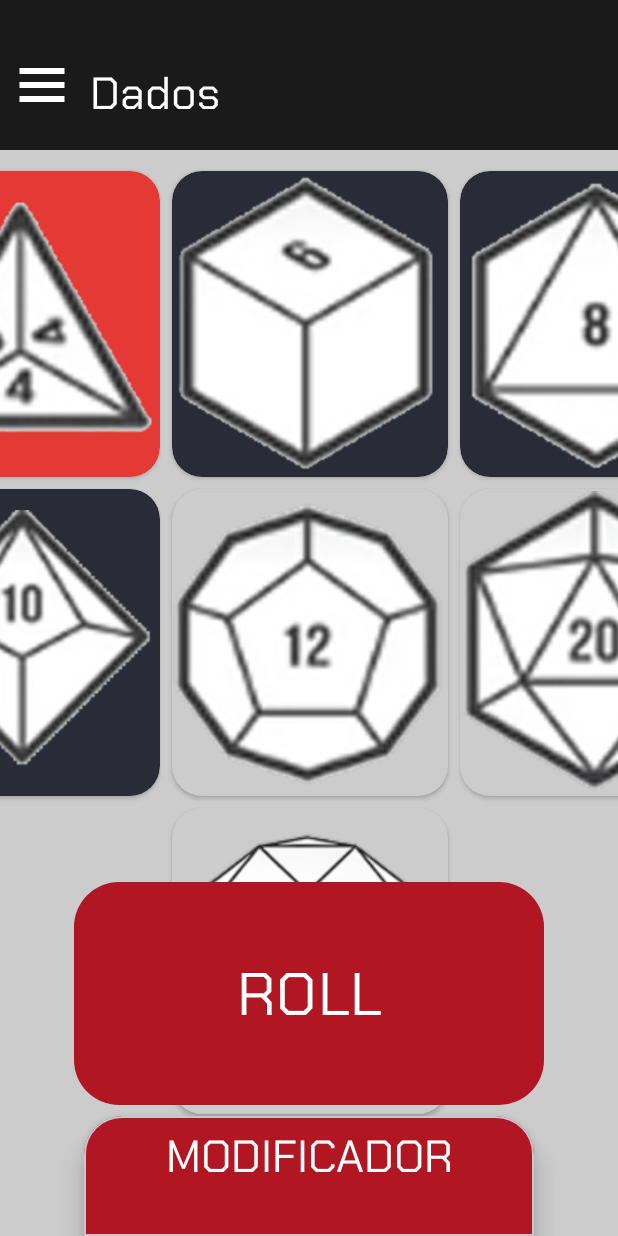
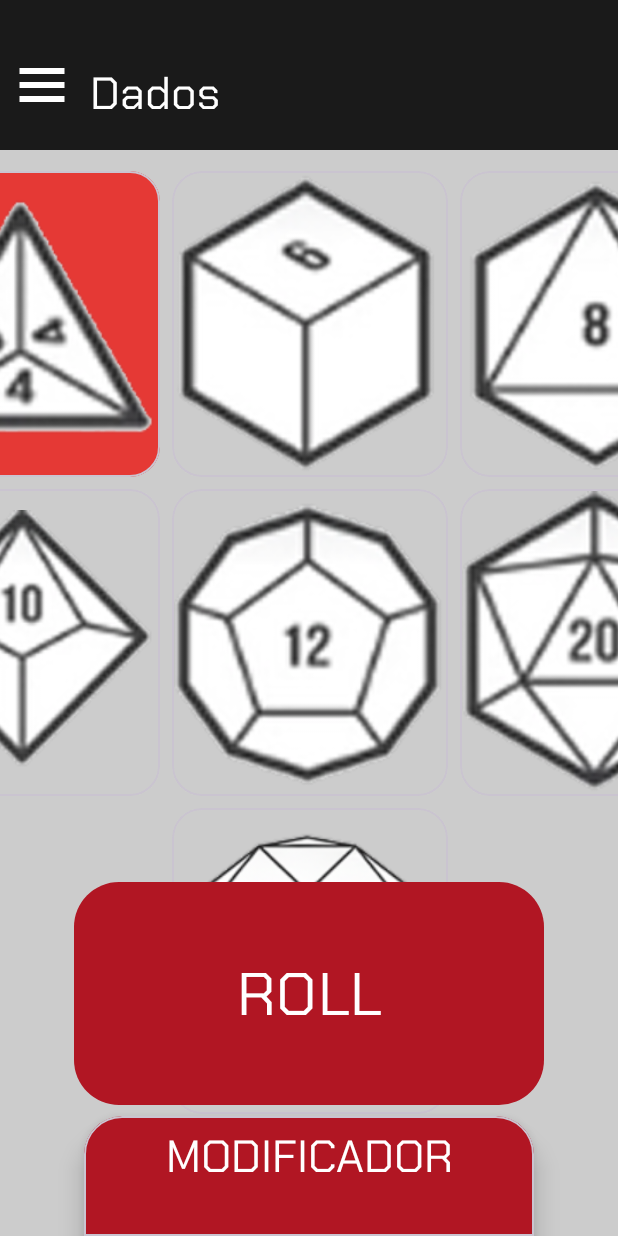
Before and after one commit to a24julianlt/Master-Roller-Dice, an Android app: the InicioFragment screen opened directly, with no data from a screen before it, after a tap on an icon or button, on a phone screen of 412 x 824 dp. Run offline under Robolectric (Android 15) with nearby library versions, the phone set to English and light mode, and no system bars; our stand-ins replace navigation-ui.

Commit message:
seleccion de dados y modificador adaptado a los 2 modos

```diff
--- a/app/src/main/java/com/example/masterrollerdice/InicioFragment.kt
+++ b/app/src/main/java/com/example/masterrollerdice/InicioFragment.kt
@@ -14,31 +14,31 @@ import androidx.core.content.ContextCompat
 import androidx.fragment.app.Fragment
 import androidx.fragment.app.viewModels
 import com.example.masterrollerdice.databinding.FragmentInicioBinding
+import com.google.android.material.card.MaterialCardView
+import com.google.android.material.color.MaterialColors
 
 class InicioFragment : Fragment() {
     private var _binding: FragmentInicioBinding? = null
-    private val binding: FragmentInicioBinding
-        get() = _binding!!
+    private val binding get() = _binding!!
 
-    val model: DadosViewModel by viewModels()
+    private val model: DadosViewModel by viewModels()
 
     override fun onCreateView(
         inflater: LayoutInflater, container: ViewGroup?,
         savedInstanceState: Bundle?
-    ): View? {
+    ): View {
         _binding = FragmentInicioBinding.inflate(inflater, container, false)
-        val view = binding.root
-        // Inflate the layout for this fragment
-        return view
+        return binding.root
     }
 
     override fun onViewCreated(view: View, savedInstanceState: Bundle?) {
         super.onViewCreated(view, savedInstanceState)
 
-        val colorFondo = ContextCompat.getColor(requireContext(), R.color.fondoOscuro)
+
+        val colorFondo =
+            MaterialColors.getColor(requireView(), androidx.appcompat.R.attr.background)
         val colorSeleccion = ContextCompat.getColor(requireContext(), R.color.rojoSecundario)
 
-        // Mapear cada CardView con su número de caras
         val dadosMap = mapOf(
             binding.cardD4 to 4,
             binding.cardD6 to 6,
@@ -49,19 +49,27 @@ class InicioFragment : Fragment() {
             binding.cardD100 to 100
         )
 
-        // Asignar un listener a todos los CardViews
         dadosMap.forEach { (card, caras) ->
+            val materialCard = card as MaterialCardView
+            // Fondo inicial según tema
+            materialCard.backgroundTintList = ColorStateList.valueOf(colorFondo)
+
             card.setOnClickListener {
                 val dado = Dado(caras)
                 if (model.listaDados.contains(dado)) {
                     model.listaDados.remove(dado)
-                    card.backgroundTintList = ColorStateList.valueOf(colorFondo)
+                    materialCard.backgroundTintList =
+                        ColorStateList.valueOf(colorFondo) // vuelve al color del tema
                 } else {
                     model.listaDados.add(dado)
-                    card.backgroundTintList = ColorStateList.valueOf(colorSeleccion)
+                    materialCard.backgroundTintList =
+                        ColorStateList.valueOf(colorSeleccion) // rojo al seleccionar
                 }
             }
         }
+
+
+
 
         binding.btnRoll.setOnClickListener {
             model.roll(model.modificador.value)
@@ -83,35 +91,19 @@ class InicioFragment : Fragment() {
             model.modificador.value = model.modificador.value?.plus(1)
         }
 
-
-        // Bloque modificador
+        // Bloque modificador expandible
         var expanded = false
-
         binding.cardExpandable.setOnClickListener {
             expanded = !expanded
-
             if (expanded) {
-                // Mostrar contenido interior
                 binding.layoutModificador.visibility = View.VISIBLE
-
-                animateHeight(
-                    binding.cardExpandable,
-                    binding.cardExpandable.height,
-                    175.dpToPx()
-                )
+                animateHeight(binding.cardExpandable, binding.cardExpandable.height, 175.dpToPx())
             } else {
-                animateHeight(
-                    binding.cardExpandable,
-                    binding.cardExpandable.height,
-                    80.dpToPx()
-                ) {
-                    // Ocultamos el contenido solo cuando termina la animación
+                animateHeight(binding.cardExpandable, binding.cardExpandable.height, 80.dpToPx()) {
                     binding.layoutModificador.visibility = View.GONE
                 }
             }
         }
-
-
     }
 
     private fun animateHeight(view: View, start: Int, end: Int, endAction: (() -> Unit)? = null) {
@@ -122,18 +114,14 @@ class InicioFragment : Fragment() {
             view.requestLayout()
         }
         animator.duration = 300
-        animator.doOnEnd {
-            endAction?.invoke()
-        }
+        animator.doOnEnd { endAction?.invoke() }
         animator.start()
     }
 
     fun Int.dpToPx() = (this * Resources.getSystem().displayMetrics.density).toInt()
 
-
     override fun onDestroyView() {
         super.onDestroyView()
         _binding = null
     }
-
 }
--- a/app/src/main/res/drawable/add.xml
+++ b/app/src/main/res/drawable/add.xml
@@ -1,5 +1,5 @@
 <vector xmlns:android="http://schemas.android.com/apk/res/android" android:height="24dp" android:tint="#000000" android:viewportHeight="24" android:viewportWidth="24" android:width="24dp">
 
-    <path android:fillColor="@android:color/white" android:pathData="M18,13h-5v5c0,0.55 -0.45,1 -1,1s-1,-0.45 -1,-1v-5H6c-0.55,0 -1,-0.45 -1,-1s0.45,-1 1,-1h5V6c0,-0.55 0.45,-1 1,-1s1,0.45 1,1v5h5c0.55,0 1,0.45 1,1s-0.45,1 -1,1z"/>
+    <path android:fillColor="@android:color/black" android:pathData="M18,13h-5v5c0,0.55 -0.45,1 -1,1s-1,-0.45 -1,-1v-5H6c-0.55,0 -1,-0.45 -1,-1s0.45,-1 1,-1h5V6c0,-0.55 0.45,-1 1,-1s1,0.45 1,1v5h5c0.55,0 1,0.45 1,1s-0.45,1 -1,1z"/>
 
 </vector>
--- a/app/src/main/res/drawable/bg_txtview_modificador.xml
+++ b/app/src/main/res/drawable/bg_txtview_modificador.xml
@@ -3,7 +3,7 @@
     android:shape="rectangle">
 
     <!-- Color de fondo -->
-    <solid android:color="@color/detalles_ModoOscuro"/>
+    <solid android:color="?attr/buttonStyle"/>
 
     <!-- Bordes redondeados -->
     <corners android:radius="20dp" />
--- a/app/src/main/res/drawable/minus.xml
+++ b/app/src/main/res/drawable/minus.xml
@@ -1,5 +1,5 @@
 <vector xmlns:android="http://schemas.android.com/apk/res/android" android:height="24dp" android:tint="#000000" android:viewportHeight="960" android:viewportWidth="960" android:width="24dp">
 
-    <path android:fillColor="@android:color/white" android:pathData="M280,520Q263,520 251.5,508.5Q240,497 240,480Q240,463 251.5,451.5Q263,440 280,440L680,440Q697,440 708.5,451.5Q720,463 720,480Q720,497 708.5,508.5Q697,520 680,520L280,520Z"/>
+    <path android:fillColor="@android:color/black" android:pathData="M280,520Q263,520 251.5,508.5Q240,497 240,480Q240,463 251.5,451.5Q263,440 280,440L680,440Q697,440 708.5,451.5Q720,463 720,480Q720,497 708.5,508.5Q697,520 680,520L280,520Z"/>
 
 </vector>
--- a/app/src/main/res/layout/fragment_inicio.xml
+++ b/app/src/main/res/layout/fragment_inicio.xml
@@ -23,71 +23,71 @@
         app:layout_constraintTop_toTopOf="parent">
 
         <!-- D4 -->
-        <androidx.cardview.widget.CardView
+        <com.google.android.material.card.MaterialCardView
             android:id="@+id/cardD4"
             android:layout_width="0dp"
             android:layout_height="0dp"
             android:layout_rowWeight="1"
             android:layout_columnWeight="1"
-            android:backgroundTint="@color/fondoOscuro"
+            android:backgroundTint="?attr/background"
             app:cardCornerRadius="20dp">
 
             <ImageView
                 android:layout_width="match_parent"
                 android:layout_height="match_parent"
                 android:src="@drawable/d4_sin_fondo" />
-        </androidx.cardview.widget.CardView>
+        </com.google.android.material.card.MaterialCardView>
 
         <!-- D6 -->
-        <androidx.cardview.widget.CardView
+        <com.google.android.material.card.MaterialCardView
             android:id="@+id/cardD6"
             android:layout_width="0dp"
             android:layout_height="0dp"
             android:layout_rowWeight="1"
             android:layout_columnWeight="1"
-            android:backgroundTint="@color/fondoOscuro"
+            android:backgroundTint="?attr/background"
             app:cardCornerRadius="20dp">
 
             <ImageView
                 android:layout_width="match_parent"
                 android:layout_height="match_parent"
                 android:src="@drawable/d6_sin_fondo" />
-        </androidx.cardview.widget.CardView>
+        </com.google.android.material.card.MaterialCardView>
 
         <!-- D8 -->
-        <androidx.cardview.widget.CardView
+        <com.google.android.material.card.MaterialCardView
             android:id="@+id/cardD8"
             android:layout_width="0dp"
             android:layout_height="0dp"
             android:layout_rowWeight="1"
             android:layout_columnWeight="1"
-            android:backgroundTint="@color/fondoOscuro"
+            android:backgroundTint="?attr/background"
             app:cardCornerRadius="20dp">
 
             <ImageView
                 android:layout_width="match_parent"
                 android:layout_height="match_parent"
                 android:src="@drawable/d8_sin_fondo" />
-        </androidx.cardview.widget.CardView>
+        </com.google.android.material.card.MaterialCardView>
 
         <!-- D10 -->
-        <androidx.cardview.widget.CardView
+        <com.google.android.material.card.MaterialCardView
             android:id="@+id/cardD10"
             android:layout_width="0dp"
             android:layout_height="0dp"
             android:layout_rowWeight="1"
             android:layout_columnWeight="1"
-            android:backgroundTint="@color/fondoOscuro"
+            android:backgroundTint="?attr/background"
             app:cardCornerRadius="20dp">
 
             <ImageView
                 android:layout_width="match_parent"
                 android:layout_height="match_parent"
                 android:src="@drawable/d10_sin_fondo" />
-        </androidx.cardview.widget.CardView>
+        </com.google.android.material.card.MaterialCardView>
 
         <!-- D12 -->
-        <androidx.cardview.widget.CardView
+        <com.google.android.material.card.MaterialCardView
             android:id="@+id/cardD12"
             android:layout_width="0dp"
             android:layout_height="0dp"
@@ -100,10 +100,10 @@
                 android:layout_width="match_parent"
                 android:layout_height="match_parent"
                 android:src="@drawable/d12_sin_fondo" />
-        </androidx.cardview.widget.CardView>
+        </com.google.android.material.card.MaterialCardView>
 
         <!-- D20 -->
-        <androidx.cardview.widget.CardView
+        <com.google.android.material.card.MaterialCardView
             android:id="@+id/cardD20"
             android:layout_width="0dp"
             android:layout_height="0dp"
@@ -116,10 +116,10 @@
                 android:layout_width="match_parent"
                 android:layout_height="match_parent"
                 android:src="@drawable/d20_sin_fondo" />
-        </androidx.cardview.widget.CardView>
+        </com.google.android.material.card.MaterialCardView>
 
         <!-- D100 -->
-        <androidx.cardview.widget.CardView
+        <com.google.android.material.card.MaterialCardView
             android:id="@+id/cardD100"
             android:layout_width="0dp"
             android:layout_height="0dp"
@@ -134,7 +134,7 @@
                 android:layout_width="match_parent"
                 android:layout_height="match_parent"
                 android:src="@drawable/d100_sin_fondo" />
-        </androidx.cardview.widget.CardView>
+        </com.google.android.material.card.MaterialCardView>
 
     </GridLayout>
 
@@ -209,6 +209,7 @@
                     app:cornerRadius="20dp"
                     app:icon="@drawable/minus"
                     app:iconSize="20dp"
+                    app:iconTint="@color/black"
                     app:layout_constraintBottom_toBottomOf="parent"
                     app:layout_constraintEnd_toStartOf="@+id/txtModificador"
                     app:layout_constraintStart_toStartOf="parent"
@@ -241,6 +242,7 @@
                     app:cornerRadius="20dp"
                     app:icon="@drawable/add"
                     app:iconSize="20dp"
+                    app:iconTint="@color/black"
                     app:layout_constraintBottom_toBottomOf="parent"
                     app:layout_constraintEnd_toEndOf="parent"
                     app:layout_constraintStart_toEndOf="@+id/txtModificador"
```
Also changed, not shown: app/src/main/java/Dado.kt (line endings or trailing spaces).
